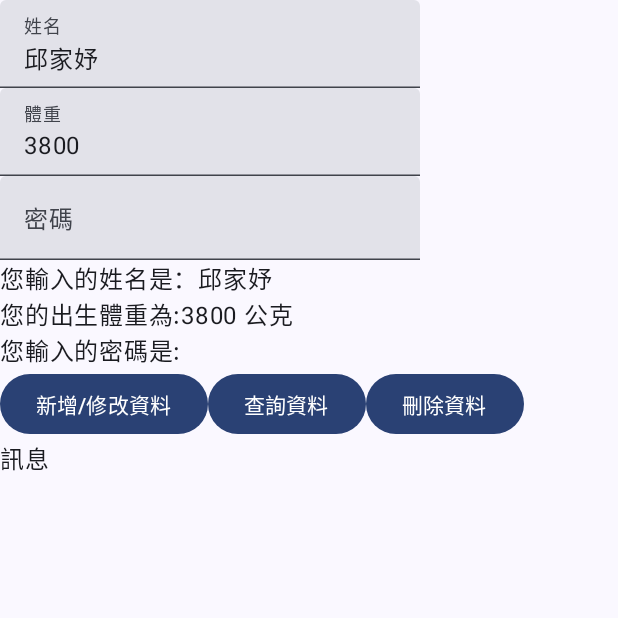
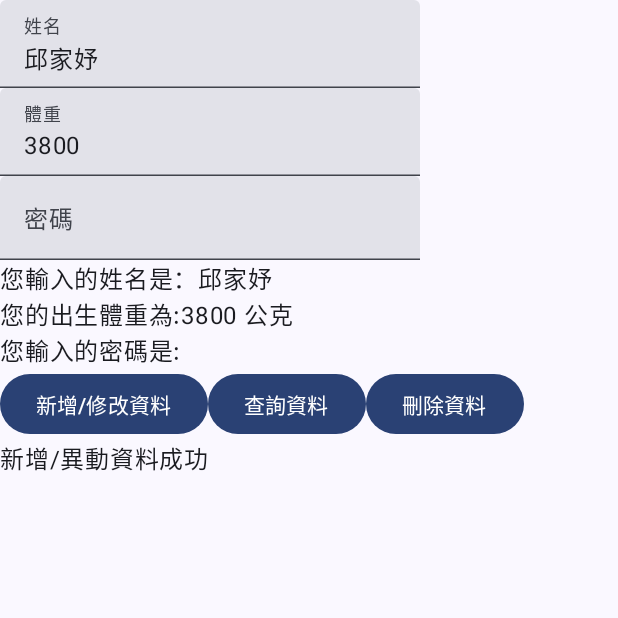
Before and after one commit to chiusjennifer/ComposeFireStore, an Android app built with Jetpack Compose: the screen it shows after launch (MainActivity), after a tap on "新增/修改資料", on a phone screen of 412 x 824 dp, the top half of it. Run offline under Robolectric (Android 15) with nearby library versions, the phone set to English and light mode, and no system bars; our stand-ins replace Firebase (no records; nobody signed in at launch, a user with empty details on screens opened directly).

```diff
--- a/app/build.gradle
+++ b/app/build.gradle
@@ -1,6 +1,7 @@
 plugins {
     id 'com.android.application'
     id 'org.jetbrains.kotlin.android'
+    id 'com.google.gms.google-services'
 }
 
 android {
@@ -57,6 +58,8 @@ dependencies {
     implementation 'androidx.compose.ui:ui-graphics'
     implementation 'androidx.compose.ui:ui-tooling-preview'
     implementation 'androidx.compose.material3:material3'
+    implementation 'com.google.firebase:firebase-firestore:24.4.1'
+    implementation 'com.google.firebase:firebase-firestore-ktx:24.4.1'
     testImplementation 'junit:junit:4.13.2'
     androidTestImplementation 'androidx.test.ext:junit:1.1.5'
     androidTestImplementation 'androidx.test.espresso:espresso-core:3.5.1'
--- a/app/src/main/java/tw/edu/pu/s1114859/composefirestore/MainActivity.kt
+++ b/app/src/main/java/tw/edu/pu/s1114859/composefirestore/MainActivity.kt
@@ -3,6 +3,7 @@
 package tw.edu.pu.s1114859.composefirestore
 
 import android.os.Bundle
+import android.util.Log
 import androidx.activity.ComponentActivity
 import androidx.activity.compose.setContent
 import androidx.compose.foundation.layout.fillMaxSize
@@ -27,6 +28,9 @@ import androidx.compose.foundation.layout.Column
 import androidx.compose.foundation.layout.Row
 import androidx.compose.material3.ExperimentalMaterial3Api
 import androidx.compose.ui.text.input.KeyboardType
+import com.google.firebase.firestore.FirebaseFirestore
+import com.google.firebase.firestore.ktx.firestore
+import com.google.firebase.ktx.Firebase
 
 class MainActivity : ComponentActivity() {
     override fun onCreate(savedInstanceState: Bundle?) {
@@ -52,6 +56,7 @@ fun Birth(){
     var userWeight by remember { mutableStateOf(3800) }
     var userPassword by remember { mutableStateOf("") }
     var msg by remember { mutableStateOf("訊息") }
+    val db = Firebase.firestore
     Column {
         TextField(
             value = userName,
@@ -92,7 +97,17 @@ fun Birth(){
 
         Text("您輸入的姓名是：$userName\n您的出生體重為:$userWeight 公克\n您輸入的密碼是:$userPassword")
         Row{
-            Button(onClick = { }) {
+            Button(onClick = {
+                val user=Person("chiusjennifer",1800,"123456")
+                db.collection("DB")
+                    .add(user)
+                    .addOnSuccessListener { documentReference ->
+                        msg="新增/異動資料成功"
+                    }
+                    .addOnFailureListener { e ->
+                        msg="新增/異動資料失敗:"+e.toString()
+                    }
+            }) {
                 Text("新增/修改資料")
             }
             Button(onClick = {}){
@@ -105,3 +120,8 @@ fun Birth(){
         Text(text=msg)
     }
 }
+data class Person(
+    var userName:String,
+    var userWeight:Int,
+    var userPassword:String
+)
--- a/build.gradle
+++ b/build.gradle
@@ -1,4 +1,8 @@
-// Top-level build file where you can add configuration options common to all sub-projects/modules.
+buildscript {
+    dependencies {
+        classpath 'com.google.gms:google-services:4.3.14'
+    }
+}// Top-level build file where you can add configuration options common to all sub-projects/modules.
 plugins {
     id 'com.android.application' version '8.0.2' apply false
     id 'com.android.library' version '8.0.2' apply false
```
Also changed, not shown: 1 other file.
